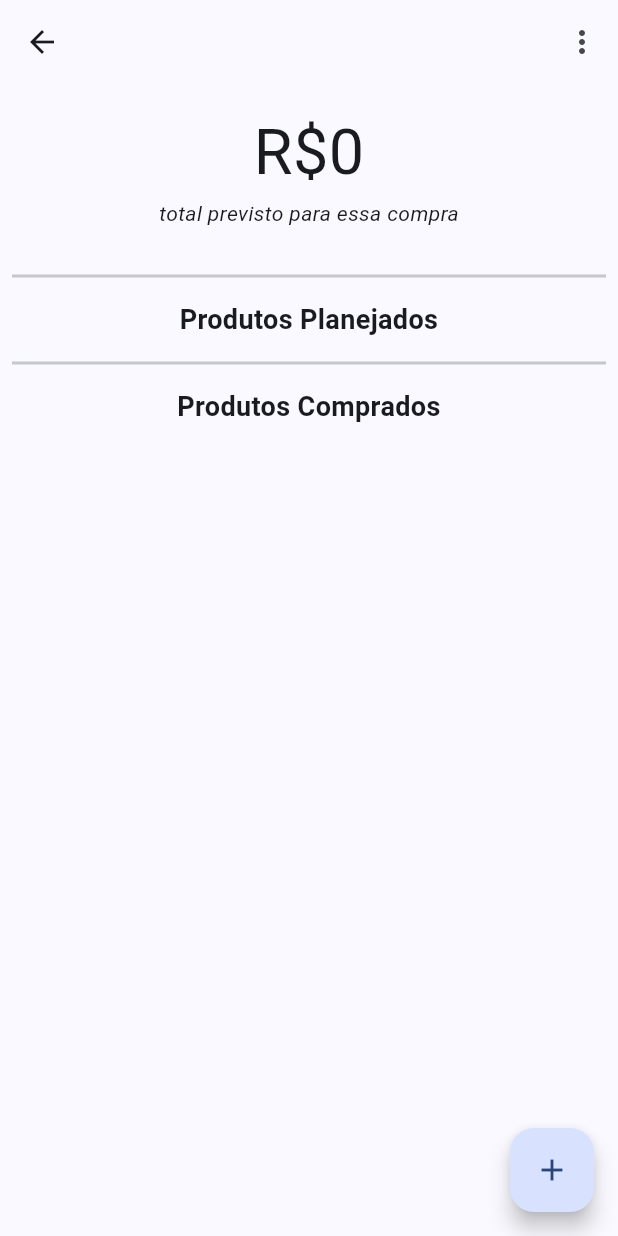
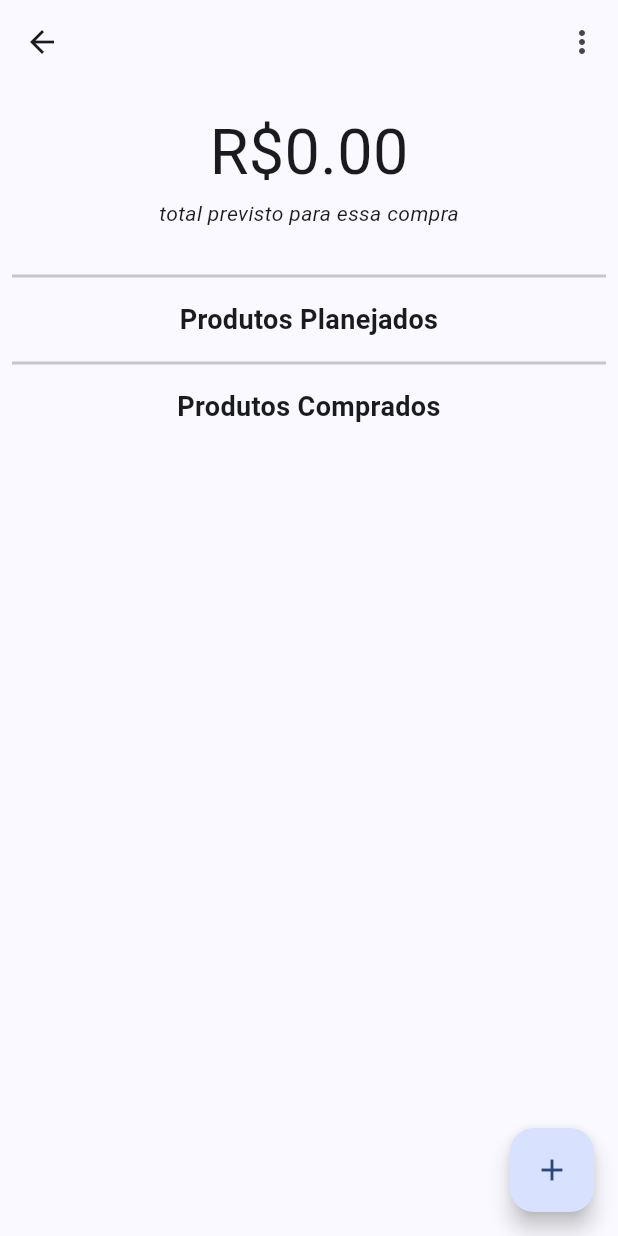
Before and after one commit to diegominelli/listin_flutter, a Flutter app: the ProdutoScreen screen opened directly with empty values, on a phone screen of 412 x 824 dp. Run offline on Flutter 3.47's test engine with Material 3 defaults, Android fonts, the phone set to English and light mode, and no system bars; our stand-ins replace cloud_firestore, firebase_core; accounts and stored records are empty.

```diff
--- a/lib/firestore_produtos/presentation/produto_screen.dart
+++ b/lib/firestore_produtos/presentation/produto_screen.dart
@@ -90,8 +90,11 @@ class _ProdutoScreenState extends State<ProdutoScreen> {
             Container(
               padding: const EdgeInsets.symmetric(vertical: 16.0),
               child: Column(
-                children: const [
-                  Text("R\$${0}", style: TextStyle(fontSize: 42)),
+                children: [
+                  Text(
+                    "R\$${calcularPrecoPegos().toStringAsFixed(2)}",
+                    style: TextStyle(fontSize: 42),
+                  ),
                   Text(
                     "total previsto para essa compra",
                     style: TextStyle(fontStyle: FontStyle.italic),
@@ -350,4 +353,16 @@ class _ProdutoScreenState extends State<ProdutoScreen> {
         .doc(produto.id)
         .delete();
   }
+
+  double calcularPrecoPegos() {
+    double total = 0;
+
+    for (Produto produto in listaProdutosPegos) {
+      if (produto.amount != null && produto.price != null) {
+        total += (produto.amount! * produto.price!);
+      }
+    }
+
+    return total;
+  }
 }
```
